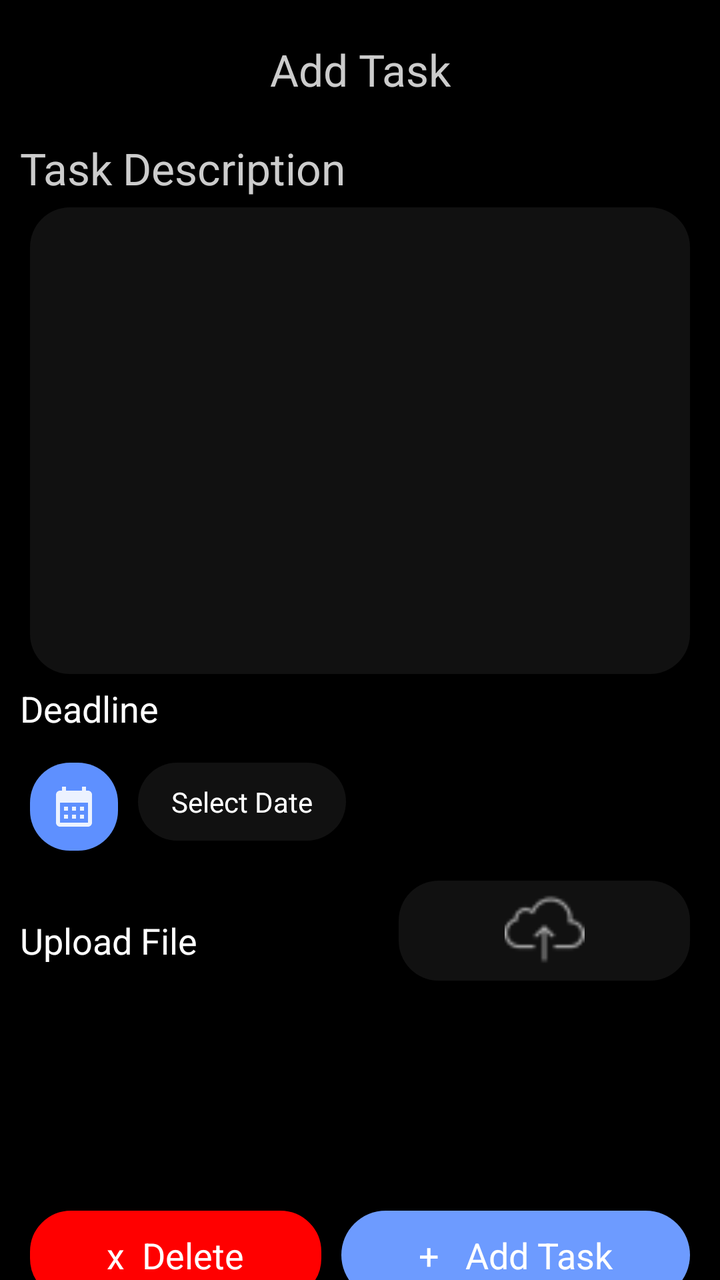
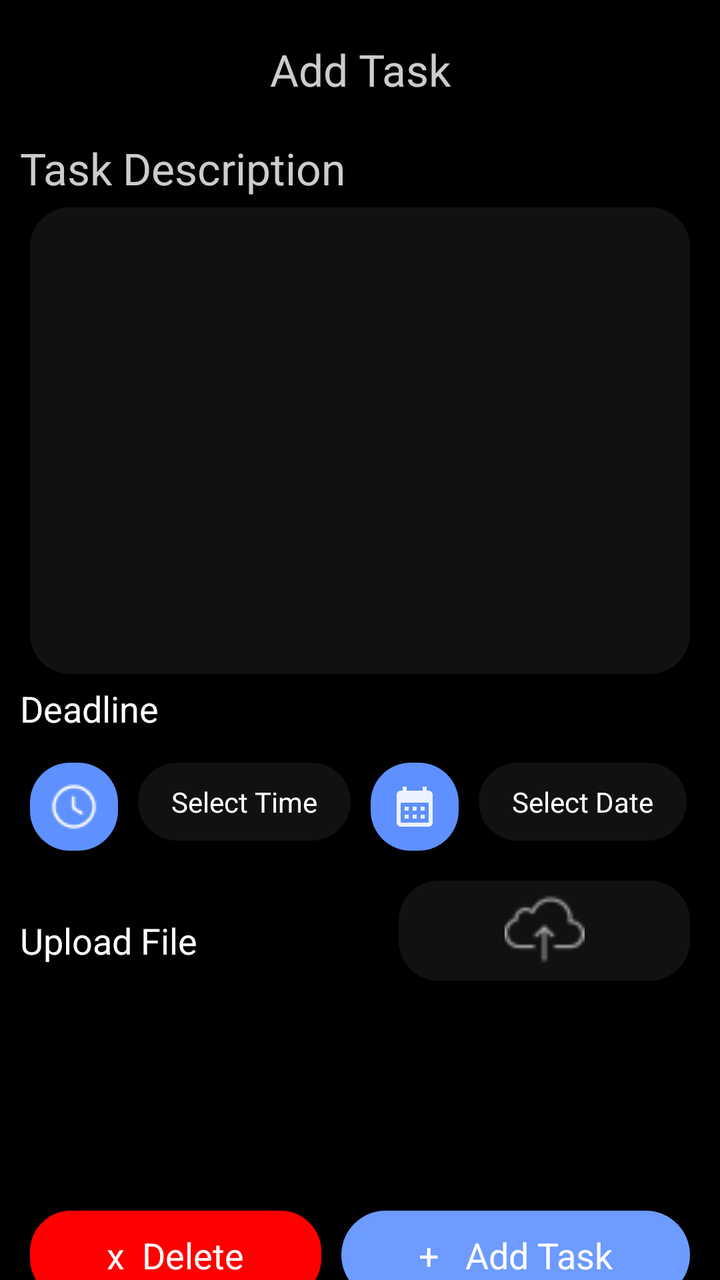

Two renders of the same Android screen: before a commit and after it. Below are the layout's source before the change and the commit's diff.
<!-- AndroidManifest.xml: application theme AppTheme -->
<!-- res/layout/fragment_new_task.xml -->
<?xml version="1.0" encoding="utf-8"?>
<layout>

    <ScrollView xmlns:android="http://schemas.android.com/apk/res/android"
        xmlns:app="http://schemas.android.com/apk/res-auto"
        xmlns:tools="http://schemas.android.com/tools"
        android:layout_width="match_parent"
        android:layout_height="match_parent"
        android:background="@android:color/black"
        android:clickable="true">

        <LinearLayout
            android:layout_width="match_parent"
            android:layout_height="match_parent"

            android:orientation="vertical"
            android:padding="@dimen/_10dp"
            tools:context=".manager.activity.fragment.NewTaskFragment">

            <LinearLayout
                android:layout_width="match_parent"
                android:layout_height="wrap_content"
                android:layout_marginTop="10dp"
                android:layout_marginBottom="@dimen/_20dp">

                <ImageView

                    android:id="@+id/backBtn"
                    android:layout_width="wrap_content"
                    android:layout_height="wrap_content"
                    android:layout_marginStart="25dp"
                    android:src="@drawable/backbutton"
                    android:visibility="gone" />

                <TextView
                    android:layout_width="match_parent"
                    android:layout_height="wrap_content"
                    android:gravity="center"
                    android:text="Add Task"
                    android:textColor="@color/greyforText"
                    android:textSize="22sp" />
            </LinearLayout>

            <TextView
                android:layout_width="match_parent"
                android:layout_height="wrap_content"
                android:gravity="start"
                android:text="Task Description"
                android:textColor="@color/greyforText"
                android:textSize="22sp" />

            <ScrollView
                android:layout_width="match_parent"
                android:layout_height="wrap_content"
                android:layout_margin="5dp"
                android:fillViewport="true">

                <EditText
                    android:id="@+id/taskDescription"
                    android:layout_width="match_parent"
                    android:layout_height="wrap_content"
                    android:layout_gravity="top"
                    android:background="@drawable/grey_bg_rounded"
                    android:gravity="top"
                    android:inputType="textMultiLine"
                    android:isScrollContainer="true"
                    android:lines="10"
                    android:padding="10dp"
                    android:textColor="@color/white" />
            </ScrollView>

            <TextView
                android:layout_width="wrap_content"
                android:layout_height="wrap_content"
                android:layout_weight="1"
                android:text="Deadline"
                android:textColor="@color/white"
                android:textSize="18dp" />

            <LinearLayout
                android:layout_width="match_parent"
                android:layout_height="wrap_content"
                android:layout_marginTop="@dimen/_10"
                android:gravity="start"
                android:orientation="horizontal"
                android:weightSum="2">


                <ImageView
                    android:id="@+id/calender"
                    android:layout_width="wrap_content"
                    android:layout_height="wrap_content"
                    android:layout_margin="@dimen/_5dp"
                    android:background="@drawable/blue_bg"
                    android:padding="@dimen/_10"
                    android:src="@drawable/baseline_calendar_month_24" />

                <TextView
                    android:id="@+id/deadline"
                    android:layout_width="wrap_content"
                    android:layout_height="wrap_content"
                    android:layout_margin="@dimen/_5dp"
                    android:layout_marginStart="@dimen/_10dp"
                    android:background="@drawable/grey_bg_rounded"
                    android:gravity="center"
                    android:maxLines="5"
                    android:padding="@dimen/_10"
                    android:text="  Select Date  "
                    android:textColor="@color/white"
                    android:textColorHint="@color/white"
                    android:textSize="14sp" />
            </LinearLayout>

            <LinearLayout
                android:layout_width="match_parent"
                android:layout_height="wrap_content"
                android:layout_marginTop="@dimen/_10"
                android:gravity="center"
                android:orientation="horizontal"
                android:weightSum="2">

                <TextView
                    android:layout_width="wrap_content"
                    android:layout_height="wrap_content"
                    android:layout_weight="1"
                    android:text="Upload File"
                    android:textColor="@color/white"
                    android:textSize="18dp" />

                <ImageView
                    android:id="@+id/uploadDoc"
                    android:layout_width="50dp"
                    android:layout_height="50dp"
                    android:layout_gravity="end"
                    android:layout_margin="@dimen/_5dp"
                    android:layout_weight="1"
                    android:background="@drawable/grey_bg_rounded"
                    android:padding="@dimen/_5dp"
                    android:src="@drawable/uploadwhite" />

                <LinearLayout
                    android:id="@+id/uploadDocname"
                    android:layout_width="wrap_content"
                    android:layout_height="wrap_content"
                    android:layout_weight="1"
                    android:gravity="center"
                    android:visibility="gone"
                    android:clickable="true"
                    android:focusable="true"
                    android:background="@drawable/grey_bg_rounded"
                    android:orientation="horizontal">

                    <TextView
                        android:layout_width="wrap_content"
                        android:layout_height="wrap_content"
                        android:layout_margin="@dimen/_5dp"
                        android:src="@drawable/uploadwhite"
                        android:text="File "
                        android:padding="@dimen/_10dp"
                        android:textColor="@color/white"
                        android:visibility="visible" />

                    <ImageView
                        android:id="@+id/deleteUploadedImg"
                        android:layout_width="45dp"
                        android:layout_height="50dp"
                        android:padding="@dimen/_10dp"
                        android:clickable="true"
                        android:focusable="true"
                        android:src="@drawable/baseline_close_24" />
                </LinearLayout>

            </LinearLayout>

            <LinearLayout
                android:layout_width="match_parent"
                android:layout_height="wrap_content"
                android:layout_marginTop="@dimen/_100dp"
                android:gravity="center"
                android:orientation="horizontal"
                android:weightSum="2">

                <TextView
                    android:id="@+id/delete"
                    android:layout_width="wrap_content"
                    android:layout_height="wrap_content"
                    android:layout_margin="@dimen/_5dp"
                    android:layout_weight="1"
                    android:background="@drawable/delete_btn"
                    android:gravity="center"
                    android:paddingTop="@dimen/_10"
                    android:paddingBottom="@dimen/_10"
                    android:text="x  Delete"
                    android:textColor="@color/white"
                    android:textSize="18dp" />

                <TextView
                    android:id="@+id/assignTask"
                    android:layout_width="wrap_content"
                    android:layout_height="wrap_content"
                    android:layout_margin="5dp"
                    android:layout_weight="1"
                    android:background="@drawable/attendancebutton"
                    android:gravity="center"
                    android:paddingTop="@dimen/_10"
                    android:paddingBottom="@dimen/_10"
                    android:text="+   Add Task"
                    android:textColor="@color/white"
                    android:textSize="18dp" />


            </LinearLayout>
        </LinearLayout>
    </ScrollView>

</layout>
<!-- resources referenced by this layout -->
<resources>
  <color name="greyforText">#CCCCCC</color>
  <color name="white">#FFFFFF</color>
  <dimen name="_10">10dp</dimen>
  <dimen name="_100dp">100dp</dimen>
  <dimen name="_10dp">10dp</dimen>
  <dimen name="_20dp">20dp</dimen>
  <dimen name="_5dp">5dp</dimen>
  <!-- drawable attendancebutton (drawable) -->
  <shape xmlns:android="http://schemas.android.com/apk/res/android"
      android:shape="rectangle">
      <solid android:color="#6D9BFF"/>
      <corners android:radius="25dp" /> 
  </shape>
  <!-- drawable backbutton: png bitmap (drawable, 227 bytes) -->
  <!-- drawable baseline_calendar_month_24 (drawable) -->
  <vector xmlns:android="http://schemas.android.com/apk/res/android" android:alpha="0.88" android:height="24dp" android:tint="#FFFFFF" android:viewportHeight="24" android:viewportWidth="24" android:width="24dp">
        
      <path android:fillColor="@android:color/white" android:pathData="M19,4h-1V2h-2v2H8V2H6v2H5C3.89,4 3.01,4.9 3.01,6L3,20c0,1.1 0.89,2 2,2h14c1.1,0 2,-0.9 2,-2V6C21,4.9 20.1,4 19,4zM19,20H5V10h14V20zM9,14H7v-2h2V14zM13,14h-2v-2h2V14zM17,14h-2v-2h2V14zM9,18H7v-2h2V18zM13,18h-2v-2h2V18zM17,18h-2v-2h2V18z"/>
      
  </vector>
  <!-- drawable baseline_close_24 (drawable) -->
  <vector xmlns:android="http://schemas.android.com/apk/res/android" android:alpha="0.88" android:height="24dp" android:tint="#FFFFFF" android:viewportHeight="24" android:viewportWidth="24" android:width="24dp">
        
      <path android:fillColor="@android:color/white" android:pathData="M19,6.41L17.59,5 12,10.59 6.41,5 5,6.41 10.59,12 5,17.59 6.41,19 12,13.41 17.59,19 19,17.59 13.41,12z"/>
      
  </vector>
  <!-- drawable blue_bg (drawable) -->
  <?xml version="1.0" encoding="utf-8"?>
  <shape xmlns:android="http://schemas.android.com/apk/res/android"
      android:shape="rectangle">
      <solid android:color="@color/lightBlue"/>
  <corners android:radius="@dimen/_20dp"/>
  </shape>
  <!-- drawable delete_btn (drawable) -->
  <shape xmlns:android="http://schemas.android.com/apk/res/android"
      android:shape="rectangle">
      <solid android:color="#FF0000" /> 
      <corners android:radius="20dp" />
      <stroke
          android:width="1dp"
          android:color="#FF0000"
          />
  </shape>
  <!-- drawable grey_bg_rounded (drawable) -->
  <?xml version="1.0" encoding="utf-8"?>
  <shape xmlns:android="http://schemas.android.com/apk/res/android"
      android:shape="rectangle">
  <solid android:color="@color/greyBackground"/>
      <corners android:radius="@dimen/_20dp"/>
  </shape>
  <!-- drawable uploadwhite: png bitmap (drawable, 905 bytes) -->
  <style name="AppTheme" parent="Theme.MaterialComponents.Light.NoActionBar">
          <item name="colorPrimaryDark">@color/black</item>
          <item name="colorSurface">@color/white</item>
      </style>
  <color name="lightBlue">#5E90FF</color>
  <color name="greyBackground">#111111</color>
  <color name="black">#FF000000</color>
</resources>

<!-- the commit's change to res/layout/fragment_new_task.xml (unified diff, before → after) -->
@@ -80,11 +80,31 @@
             <LinearLayout
                 android:layout_width="match_parent"
                 android:layout_height="wrap_content"
-                android:layout_marginTop="@dimen/_10"
-                android:gravity="start"
-                android:orientation="horizontal"
-                android:weightSum="2">
-
+                android:layout_marginTop="@dimen/_10">
+
+                <ImageView
+                    android:id="@+id/time"
+                    android:layout_width="wrap_content"
+                    android:layout_height="wrap_content"
+                    android:layout_margin="@dimen/_5dp"
+                    android:background="@drawable/blue_bg"
+                    android:padding="@dimen/_10"
+                    android:src="@drawable/clock_white" />
+
+                <TextView
+                    android:id="@+id/selectedTime"
+                    android:layout_width="wrap_content"
+                    android:layout_height="wrap_content"
+                    android:layout_margin="@dimen/_5dp"
+                    android:layout_marginStart="@dimen/_10dp"
+                    android:background="@drawable/grey_bg_rounded"
+                    android:gravity="center"
+                    android:maxLines="5"
+                    android:padding="@dimen/_10"
+                    android:text="  Select Time  "
+                    android:textColor="@color/white"
+                    android:textColorHint="@color/white"
+                    android:textSize="14sp" />
 
                 <ImageView
                     android:id="@+id/calender"
<!-- resource entries referenced after the edit -->
@@ -33,6 +33,7 @@
       <solid android:color="@color/lightBlue"/>
   <corners android:radius="@dimen/_20dp"/>
   </shape>
+  <!-- drawable clock_white: png bitmap (drawable, 472 bytes) -->
   <!-- drawable delete_btn (drawable) -->
   <shape xmlns:android="http://schemas.android.com/apk/res/android"
       android:shape="rectangle">
